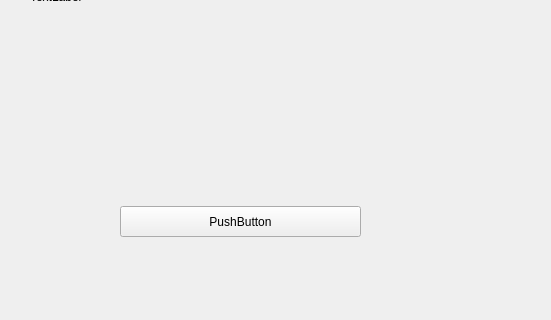
Old version of the form bigBoy/pastVOne.ui in the repository NeverGraceful/DailyLog; both pictures show x 340 to 891 and y 434 to 754 of the 891 by 754 pixel window.
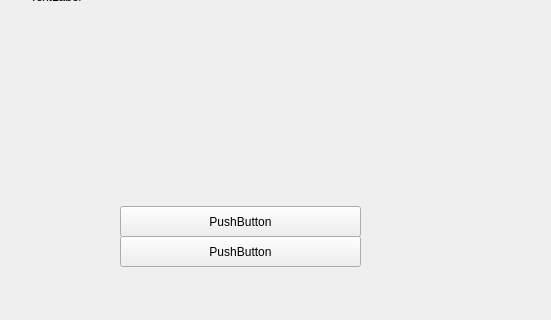
New version of the form.

```diff
--- a/bigBoy/pastVOne.ui
+++ b/bigBoy/pastVOne.ui
@@ -105,6 +105,19 @@
     <string>TextLabel</string>
    </property>
   </widget>
+  <widget class="QPushButton" name="SAVE_TEXT">
+   <property name="geometry">
+    <rect>
+     <x>460</x>
+     <y>670</y>
+     <width>241</width>
+     <height>31</height>
+    </rect>
+   </property>
+   <property name="text">
+    <string>PushButton</string>
+   </property>
+  </widget>
  </widget>
  <resources/>
  <connections/>
```
Left out of the diff: 2 changed lines with no effect on the pictures.
